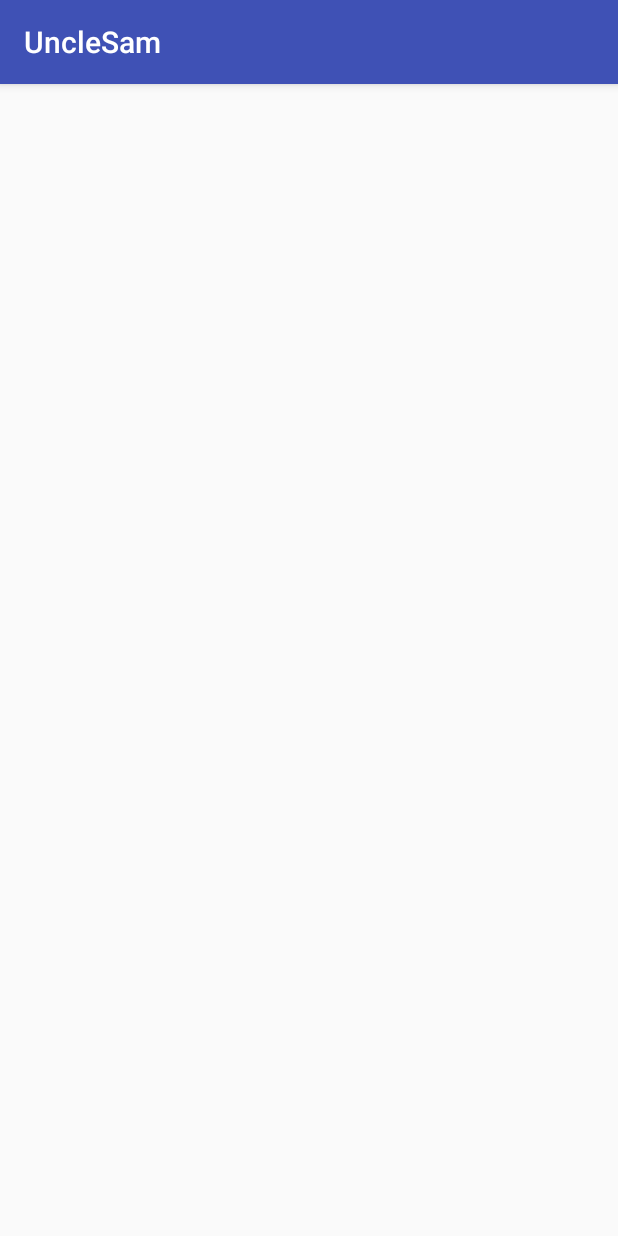
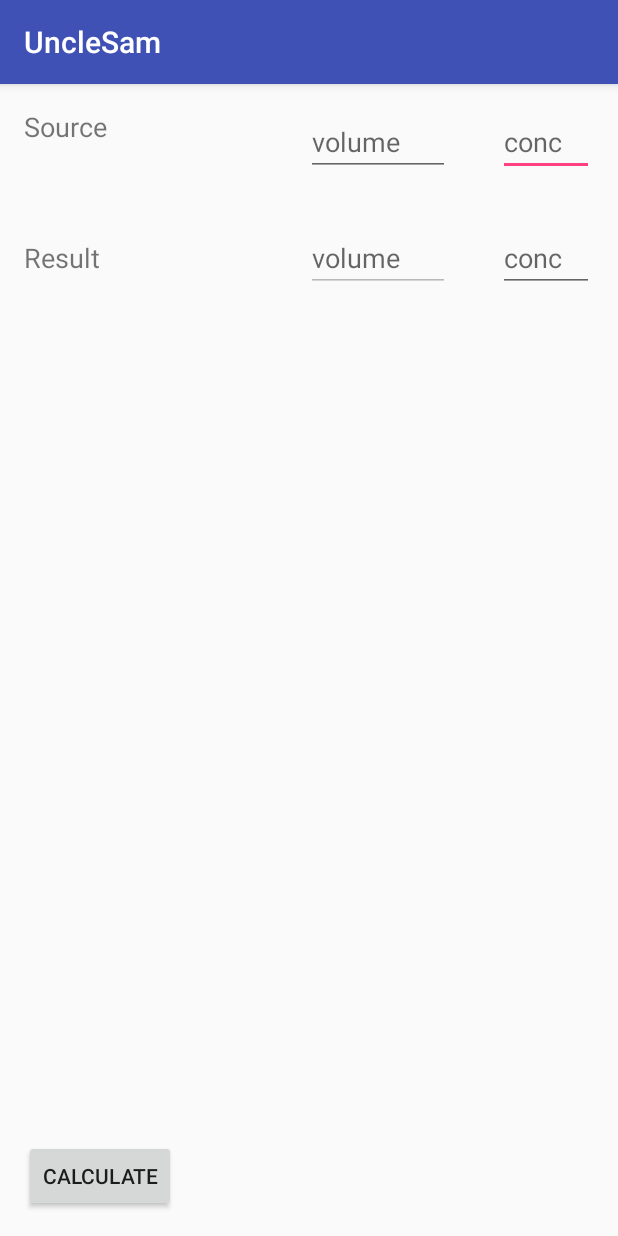
Before and after one commit to stock17/UncleSam, an Android app: the FillActivity screen opened directly, with no data from a screen before it, on a phone screen of 412 x 824 dp. Run offline under Robolectric (Android 15) with nearby library versions, the phone set to English and light mode, and no system bars; our stand-ins replace ButterKnife.

Commit message:
implemented fill activity

```diff
--- a/app/build.gradle
+++ b/app/build.gradle
@@ -5,7 +5,7 @@ android {
     buildToolsVersion "25.0.2"
     defaultConfig {
         applicationId "com.yurima.unclesam"
-        minSdkVersion 15
+        minSdkVersion 10
         targetSdkVersion 25
         versionCode 1
         versionName "1.0"
@@ -17,14 +17,18 @@ android {
             proguardFiles getDefaultProguardFile('proguard-android.txt'), 'proguard-rules.pro'
         }
     }
+    productFlavors {
+    }
 }
 
 dependencies {
-    compile fileTree(dir: 'libs', include: ['*.jar'])
+    compile fileTree(include: ['*.jar'], dir: 'libs')
     androidTestCompile('com.android.support.test.espresso:espresso-core:2.2.2', {
         exclude group: 'com.android.support', module: 'support-annotations'
     })
     compile 'com.android.support:appcompat-v7:25.3.1'
     compile 'com.android.support.constraint:constraint-layout:1.0.2'
+    compile 'com.jakewharton:butterknife:8.8.1'
+    annotationProcessor 'com.jakewharton:butterknife-compiler:8.8.1'
     testCompile 'junit:junit:4.12'
 }
--- a/app/src/main/java/com/yurima/unclesam/FillActivity.java
+++ b/app/src/main/java/com/yurima/unclesam/FillActivity.java
@@ -2,12 +2,49 @@ package com.yurima.unclesam;
 
 import android.support.v7.app.AppCompatActivity;
 import android.os.Bundle;
+import android.widget.Button;
+import android.widget.EditText;
+import android.widget.TextView;
+
+import butterknife.BindView;
+import butterknife.ButterKnife;
+import butterknife.OnClick;
+
+import static com.yurima.unclesam.R.id.calculateTextView;
+import static com.yurima.unclesam.R.id.resultConcentrationEditText;
+import static com.yurima.unclesam.R.id.sourceConcentrationEditText;
+import static com.yurima.unclesam.R.id.sourceVolumeEditText;
+import static com.yurima.unclesam.R.id.sourceConcentrationEditText;
+import static com.yurima.unclesam.R.id.sourceVolumeEditText;
 
 public class FillActivity extends AppCompatActivity {
+
+    @BindView(R.id.calculateButton)
+    Button calculateButton;
+    @BindView(R.id.sourceVolumeEditText)
+    EditText sourceVolumeEditText;
+    @BindView(R.id.sourceConcentrationEditText)
+    EditText sourceConcentrationEditText;
+    @BindView(R.id.resultConcentrationEditText)
+    EditText resultConcentrationEditText;
+    @BindView(R.id.calculateTextView)
+    TextView calculateTextView;
 
     @Override
     protected void onCreate(Bundle savedInstanceState) {
         super.onCreate(savedInstanceState);
         setContentView(R.layout.activity_fill);
+        ButterKnife.bind(this);
+    }
+
+    @OnClick(R.id.calculateButton)
+    public void onCalculateButtonClick(){
+        double vol = Double.parseDouble(sourceVolumeEditText.getText().toString());
+        double con = Double.parseDouble(sourceConcentrationEditText.getText().toString());
+        double resultCon = Double.parseDouble(resultConcentrationEditText.getText().toString());
+        double absoluteSpiritSource = vol * con / 100;
+        double absoluteWaterSource = vol * (100 - con) /100;
+        double x = absoluteSpiritSource * (100 - resultCon) / resultCon - absoluteWaterSource;
+        calculateTextView.setText(String.format("add %.2f", x));
     }
 }
--- a/app/src/main/res/layout/activity_fill.xml
+++ b/app/src/main/res/layout/activity_fill.xml
@@ -1,9 +1,106 @@
 <?xml version="1.0" encoding="utf-8"?>
-<android.support.constraint.ConstraintLayout xmlns:android="http://schemas.android.com/apk/res/android"
+<RelativeLayout xmlns:android="http://schemas.android.com/apk/res/android"
     xmlns:app="http://schemas.android.com/apk/res-auto"
     xmlns:tools="http://schemas.android.com/tools"
     android:layout_width="match_parent"
     android:layout_height="match_parent"
     tools:context="com.yurima.unclesam.FillActivity">
 
-</android.support.constraint.ConstraintLayout>
+
+    <TextView
+        android:id="@+id/sourceTextView"
+        android:layout_width="wrap_content"
+        android:layout_height="wrap_content"
+        android:layout_alignParentLeft="true"
+        android:layout_alignParentStart="true"
+        android:layout_alignParentTop="true"
+        android:text="Source"
+        android:textSize="18sp"
+        android:layout_margin="16dp"
+         />
+
+    <EditText
+        android:id="@+id/sourceConcentrationEditText"
+        android:layout_width="64dp"
+        android:layout_height="wrap_content"
+        android:layout_alignParentTop="true"
+        android:layout_alignParentEnd="true"
+        android:layout_alignParentRight="true"
+        android:ems="10"
+        android:hint="conc"
+        android:inputType="numberDecimal"
+        android:layout_margin="16dp"
+    />
+
+    <EditText
+        android:id="@+id/sourceVolumeEditText"
+        android:layout_width="96dp"
+        android:layout_height="wrap_content"
+        android:layout_alignParentTop="true"
+        android:layout_margin="16dp"
+        android:layout_toLeftOf="@id/sourceConcentrationEditText"
+        android:layout_toStartOf="@id/sourceConcentrationEditText"
+        android:ems="10"
+        android:hint="volume"
+        android:inputType="numberDecimal" />
+
+    <TextView
+        android:id="@+id/resultTextView"
+        android:layout_width="wrap_content"
+        android:layout_height="wrap_content"
+        android:text="Result"
+        android:textSize="18sp"
+        android:layout_alignBaseline="@+id/resultVolumeEditText"
+        android:layout_alignParentLeft="true"
+        android:layout_alignParentStart="true"
+        android:layout_margin="16dp"/>
+
+    <EditText
+        android:id="@+id/resultConcentrationEditText"
+        android:layout_width="64dp"
+        android:layout_height="wrap_content"
+        android:layout_below="@id/sourceConcentrationEditText"
+        android:layout_alignParentEnd="true"
+        android:layout_alignParentRight="true"
+        android:hint="conc"
+        android:inputType="numberDecimal"
+        android:layout_margin="16dp"
+        />
+
+    <EditText
+        android:id="@+id/resultVolumeEditText"
+        android:layout_width="96dp"
+        android:layout_height="wrap_content"
+        android:layout_below="@id/sourceVolumeEditText"
+        android:layout_margin="16dp"
+        android:layout_toLeftOf="@id/resultConcentrationEditText"
+        android:layout_toStartOf="@id/resultConcentrationEditText"
+        android:enabled="false"
+        android:hint="volume"
+        android:inputType="numberDecimal" />
+
+    <Button
+        android:id="@+id/calculateButton"
+        android:layout_width="wrap_content"
+        android:layout_height="wrap_content"
+        android:layout_alignParentBottom="true"
+        android:layout_alignParentStart="true"
+        android:layout_alignParentLeft="true"
+        android:layout_marginBottom="12dp"
+        android:text="CALCULATE"
+        android:layout_margin="16dp"
+        />
+
+    <TextView
+        android:id="@+id/calculateTextView"
+        android:layout_width="wrap_content"
+        android:layout_height="wrap_content"
+        android:layout_alignParentBottom="true"
+        android:layout_alignParentEnd="true"
+        android:layout_alignParentRight="true"
+        android:text=""
+        android:layout_margin="16dp"
+        />
+
+
+</RelativeLayout>
```
